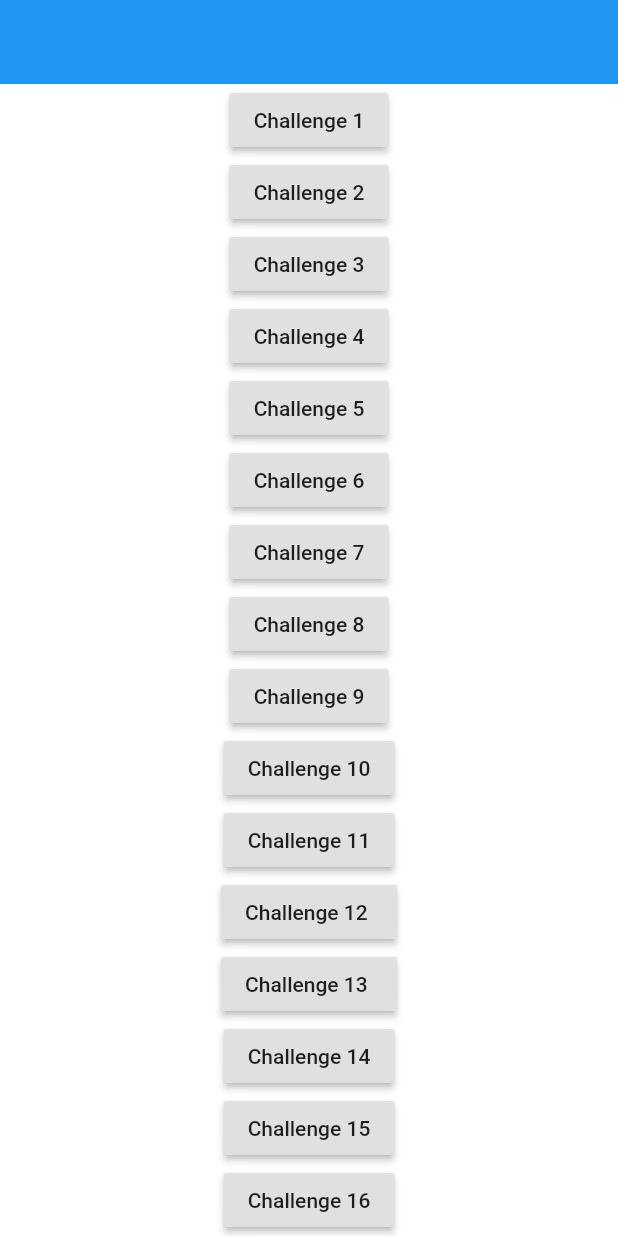
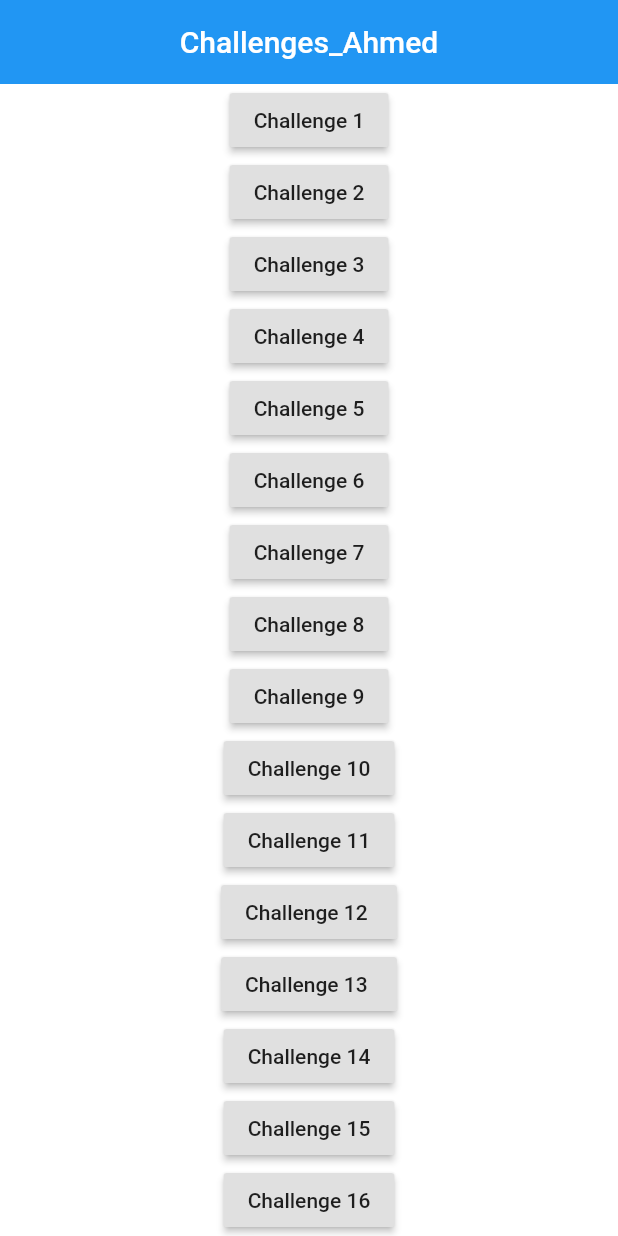
Before and after one commit to ahmed425/The-little-book-of-programming-challenges-solutions-in-one-flutter-application, a Flutter app: the screen it shows after launch, on a phone screen of 412 x 824 dp. Run offline on Flutter 3.47's test engine with Material 2 defaults, Android fonts, the phone set to English and light mode, and no system bars; missing offline and left inert: encrypt.

Commit message:
Update app title in home screen

```diff
--- a/lib/widgets/home.dart
+++ b/lib/widgets/home.dart
@@ -34,6 +34,11 @@ class Home extends StatelessWidget {
   Widget build(BuildContext context) {
     return Scaffold(
       appBar: AppBar(
+        title: Text(
+          'Challenges_Ahmed',
+          textAlign: TextAlign.center,
+        ),
+        centerTitle: true,
         backgroundColor: Colors.blue,
         elevation: 0,
         iconTheme: IconThemeData(
```
